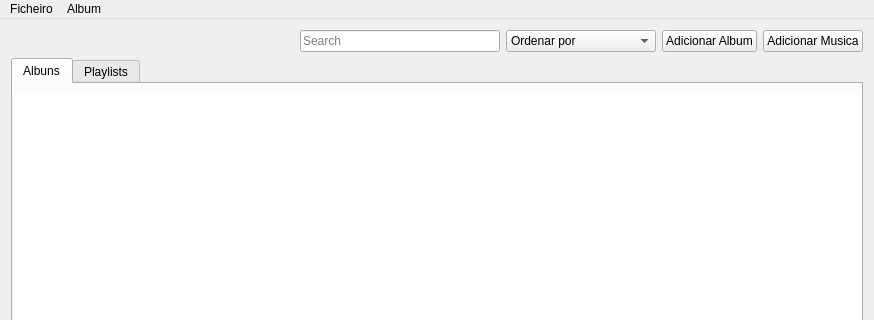
Old version of the form mainwindow.ui in the repository AlexFMM/mp3Player; both pictures show x 0 to 874 and y 0 to 320 of the 874 by 532 pixel window.
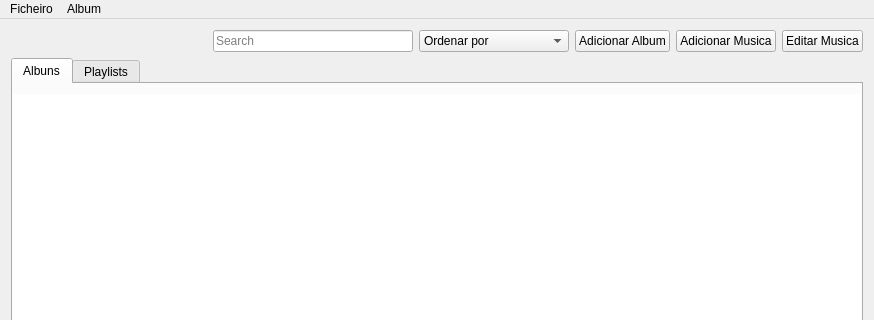
New version of the form.

Diff of the .ui file:
```diff
--- a/mainwindow.ui
+++ b/mainwindow.ui
@@ -488,6 +488,13 @@
         </property>
        </widget>
       </item>
+      <item>
+       <widget class="QPushButton" name="editSong">
+        <property name="text">
+         <string>Editar Musica</string>
+        </property>
+       </widget>
+      </item>
      </layout>
     </item>
     <item row="1" column="0">
```
Left out of the diff: 6 changed lines with no effect on the pictures.
